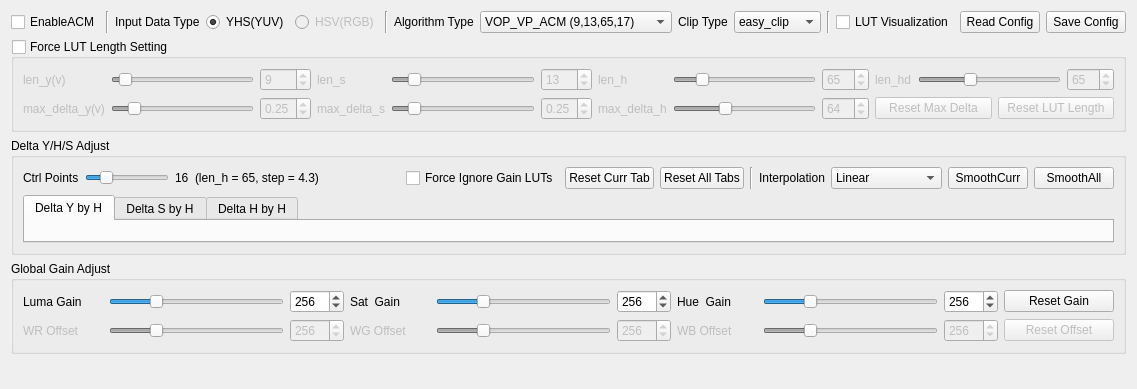
FaiScofield/hwpq_verify, file script/verify_tool_app/ui/acm_ui.ui: the form before one commit.
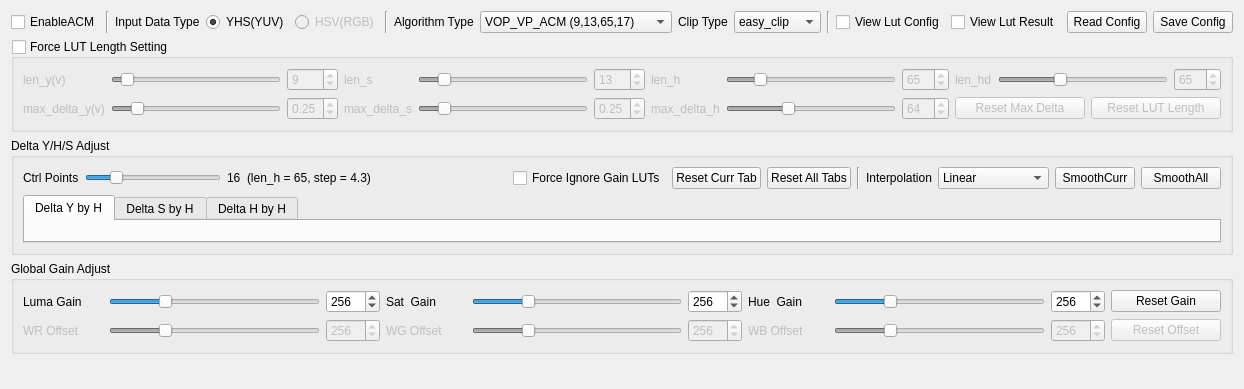
The form after the commit.

What changed in the file:
```diff
--- a/script/verify_tool_app/ui/acm_ui.ui
+++ b/script/verify_tool_app/ui/acm_ui.ui
@@ -144,10 +144,17 @@
      <item>
       <widget class="QCheckBox" name="checkBox_lut_visualization">
        <property name="text">
-        <string>LUT Visualization</string>
+        <string>View Lut Config</string>
        </property>
       </widget>
      </item>
+      <item>
+       <widget class="QCheckBox" name="checkBox_lut_result">
+        <property name="text">
+         <string>View Lut Result</string>
+        </property>
+       </widget>
+      </item>
      <item>
       <widget class="QPushButton" name="pushButton_read_config">
        <property name="text">
```
Left out of the diff: 2 changed lines with no effect on the pictures.
